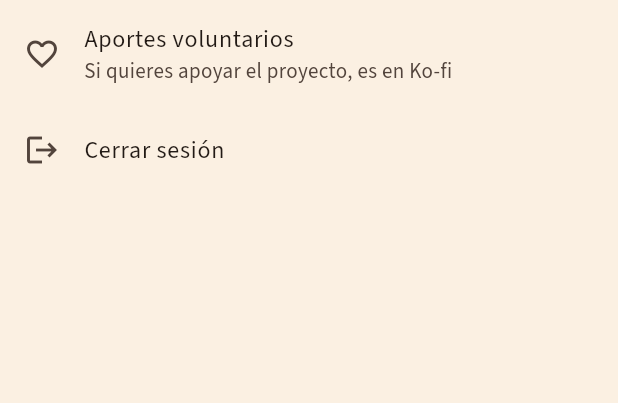
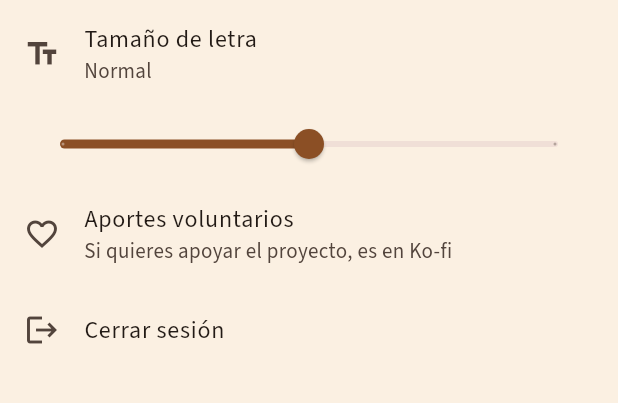
Before and after one commit to BreakPointX13/patas_al_dia, a Flutter app: the AjustesScreen screen opened directly, on a phone screen of 412 x 824 dp, the part 84-487 px from its top. Run offline on Flutter 3.47's test engine with Material 3 defaults, Android fonts, the phone set to English and light mode, and no system bars; our stand-ins replace file_picker, flutter_local_notifications, flutter_riverpod, flutter_svg, image_picker, open_filex and 4 more; accounts and stored records are empty.

Commit message:
feat: control de tamaño de letra en Ajustes (accesibilidad)
Primer paso de accesibilidad: escala de texto de 3 pasos (Pequeño/
Normal/Grande), guardada junto al usuario (escalaTexto en UsuarioModel)
y aplicada a toda la app de una sola vez vía MediaQuery.textScaler en
main.dart. Modo oscuro e idiomas quedan como bloques de trabajo aparte.

```diff
--- a/lib/data/database/database_helper.dart
+++ b/lib/data/database/database_helper.dart
@@ -35,7 +35,8 @@ class DatabaseHelper {
         fecha_registro TEXT DEFAULT CURRENT_TIMESTAMP,
         ultima_sincronizacion TEXT,
         dispositivo_id TEXT,
-        sesion_activa INTEGER DEFAULT 1
+        sesion_activa INTEGER DEFAULT 1,
+        escala_texto REAL DEFAULT 1.0
       )
     ''');
 
--- a/lib/presentation/screens/ajustes_screen.dart
+++ b/lib/presentation/screens/ajustes_screen.dart
@@ -9,6 +9,9 @@ import 'package:patas_al_dia/providers/usuario_provider.dart';
 import 'package:url_launcher/url_launcher.dart';
 
 final _urlKoFi = Uri.parse('https://ko-fi.com/breakpointx');
+
+const _escalasTexto = [0.85, 1.0, 1.2];
+const _etiquetasEscalaTexto = ['Pequeño', 'Normal', 'Grande'];
 
 class AjustesScreen extends ConsumerWidget {
   const AjustesScreen({super.key});
@@ -79,10 +82,36 @@ class AjustesScreen extends ConsumerWidget {
 
   @override
   Widget build(BuildContext context, WidgetRef ref) {
+    final escalaActual = ref.watch(usuarioProvider)?.escalaTexto ?? 1.0;
+    var indiceActual = _escalasTexto.indexOf(escalaActual);
+    if (indiceActual == -1) {
+      indiceActual = 1;
+    }
+
     return Scaffold(
       appBar: AppBar(title: const Text('Ajustes')),
       body: ListView(
         children: [
+          ListTile(
+            leading: const Icon(Icons.text_fields),
+            title: const Text('Tamaño de letra'),
+            subtitle: Text(_etiquetasEscalaTexto[indiceActual]),
+          ),
+          Padding(
+            padding: const EdgeInsets.symmetric(horizontal: 16),
+            child: Slider(
+              value: indiceActual.toDouble(),
+              min: 0,
+              max: 2,
+              divisions: 2,
+              label: _etiquetasEscalaTexto[indiceActual],
+              onChanged: (valor) {
+                ref
+                    .read(usuarioProvider.notifier)
+                    .actualizarEscalaTexto(_escalasTexto[valor.round()]);
+              },
+            ),
+          ),
           ListTile(
             leading: const Icon(Icons.favorite_border),
             title: const Text('Aportes voluntarios'),
```
Also changed, not shown: lib/data/models/usuario_model.dart (+8 -0 lines), lib/main.dart (+12 -2 lines), lib/providers/usuario_provider.dart (+7 -0 lines), 4 other files.
